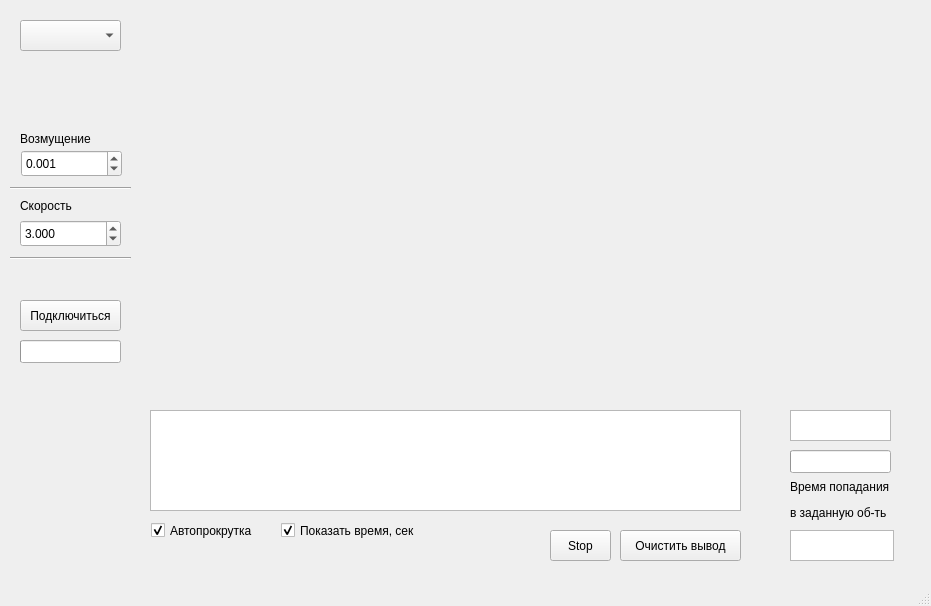
This is qburk/mainwindow.ui in petro1head/qt_arduino as Qt 5 draws it before an edit. The edited form follows.
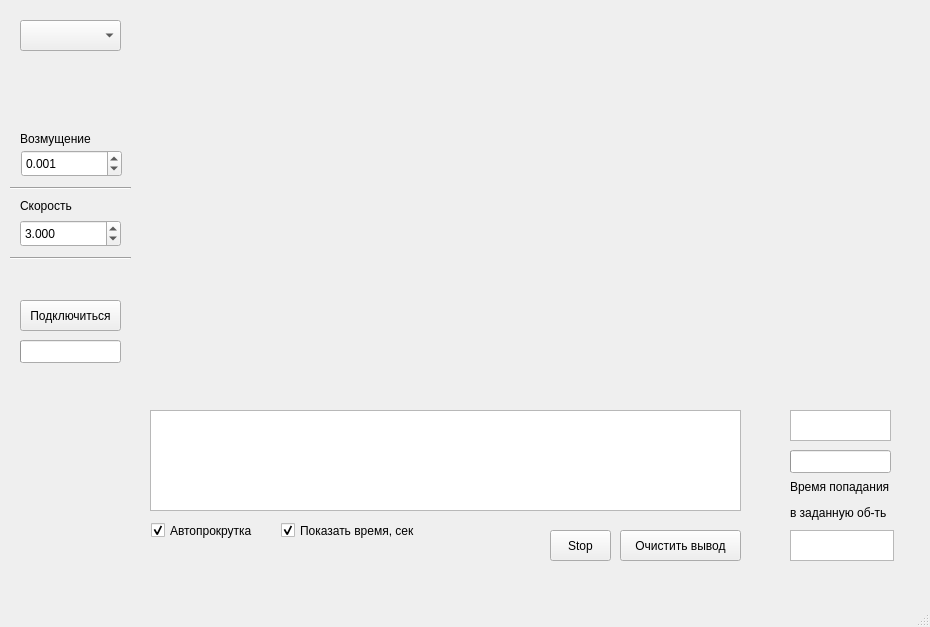
This is the edited form. Custom widgets are drawn as their Qt base class.

Diff of the .ui file:
```diff
--- a/qburk/mainwindow.ui
+++ b/qburk/mainwindow.ui
@@ -6,8 +6,8 @@
    <rect>
     <x>0</x>
     <y>0</y>
-    <width>931</width>
-    <height>606</height>
+    <width>930</width>
+    <height>627</height>
    </rect>
   </property>
   <property name="windowTitle">
```
Left out of the diff: 2 changed lines with no effect on the pictures.
